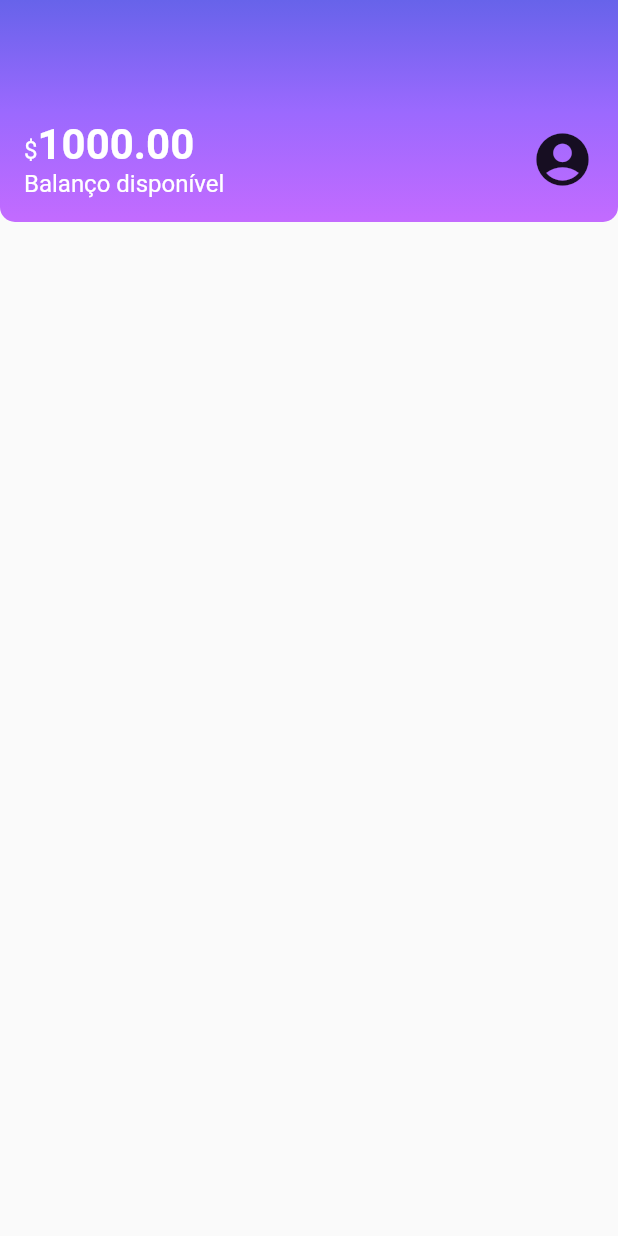
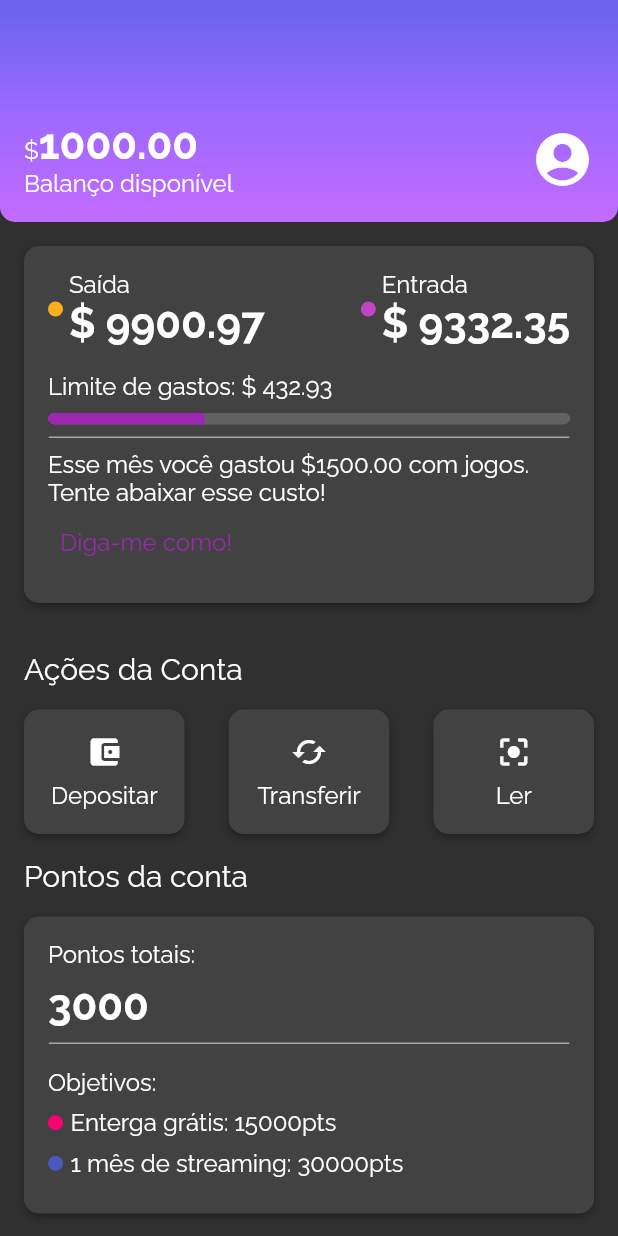
Before and after one commit to rodrigocolozio/flutterDesignScreen, a Flutter app: the screen it shows after launch, on a phone screen of 412 x 824 dp. Run offline on Flutter 3.47's test engine with Material 2 defaults, Android fonts, the phone set to English and light mode, and no system bars; Roboto replaces fonts that are missing (Roleway).

Commit message:
Finalizando a pagina inicial do app

```diff
--- /dev/null
+++ b/lib/components/box_card.dart
@@ -0,0 +1,19 @@
+import 'package:flutter/material.dart';
+
+class BoxCard extends StatelessWidget {
+  final Widget boxContent;
+
+  const BoxCard({super.key, required this.boxContent});
+
+  @override
+  Widget build(BuildContext context) {
+    return Ink(
+      padding: const EdgeInsets.all(16),
+      decoration: BoxDecoration(
+          boxShadow: kElevationToShadow[3],
+          borderRadius: BorderRadius.circular(10),
+          color: Theme.of(context).cardColor),
+      child: boxContent,
+    );
+  }
+}
--- /dev/null
+++ b/lib/components/color_dot.dart
@@ -0,0 +1,18 @@
+import 'package:flutter/material.dart';
+
+class ColorDot extends StatelessWidget {
+  final Color? color;
+  const ColorDot({Key? key, required this.color}) : super(key: key);
+
+  @override
+  Widget build(BuildContext context) {
+    return Container(
+      width: 10,
+      height: 10,
+      decoration: BoxDecoration(
+        color: color,
+        borderRadius: BorderRadius.circular(10),
+      ),
+    );
+  }
+}
--- /dev/null
+++ b/lib/components/content_division.dart
@@ -0,0 +1,16 @@
+import 'package:alubank/themes/theme_colors.dart';
+import 'package:flutter/material.dart';
+
+class ContentDivision extends StatelessWidget {
+  const ContentDivision({Key? key}) : super(key: key);
+
+  @override
+  Widget build(BuildContext context) {
+    return Container(
+      height: 1,
+      decoration: BoxDecoration(
+        border: Border.all(color: ThemeColors.division),
+      ),
+    );
+  }
+}
--- /dev/null
+++ b/lib/components/sections/account_actions.dart
@@ -0,0 +1,77 @@
+import 'package:alubank/components/box_card.dart';
+import 'package:flutter/material.dart';
+
+class AccountActions extends StatelessWidget {
+  const AccountActions({Key? key}) : super(key: key);
+
+  @override
+  Widget build(BuildContext context) {
+    return Padding(
+      padding: const EdgeInsets.all(16),
+      child: Column(
+        crossAxisAlignment: CrossAxisAlignment.start,
+        children: [
+          // acoes da conta
+          Padding(
+            padding: const EdgeInsets.only(bottom: 16.0),
+            child: Text(
+              'Ações da Conta',
+              style: Theme.of(context).textTheme.titleMedium,
+            ),
+          ),
+          // cards actions row
+          Row(
+            mainAxisAlignment: MainAxisAlignment.spaceBetween,
+            children: [
+              InkWell(
+                onTap: () {},
+                child: BoxCard(
+                    boxContent: _AccountActionsContent(
+                        icon: Icon(Icons.account_balance_wallet),
+                        text: 'Depositar')),
+              ),
+              InkWell(
+                onTap: () {},
+                child: BoxCard(
+                    boxContent: _AccountActionsContent(
+                        icon: Icon(Icons.cached), text: 'Transferir')),
+              ),
+              InkWell(
+                onTap: () {},
+                child: BoxCard(
+                    boxContent: _AccountActionsContent(
+                        icon: Icon(Icons.center_focus_strong), text: 'Ler')),
+              )
+            ],
+          ),
+        ],
+      ),
+    );
+  }
+}
+
+class _AccountActionsContent extends StatelessWidget {
+  final Icon icon;
+  final String text;
+
+  const _AccountActionsContent(
+      {Key? key, required this.icon, required this.text})
+      : super(key: key);
+
+  @override
+  Widget build(BuildContext context) {
+    return Container(
+      width: 75,
+      child: Column(
+        crossAxisAlignment: CrossAxisAlignment.center,
+        children: [
+          Padding(
+            padding: const EdgeInsets.only(bottom: 8.0),
+            child: icon,
+          ),
+          Text(text),
+        ],
+      ),
+    );
+  }
+}
--- /dev/null
+++ b/lib/components/sections/account_points.dart
@@ -0,0 +1,88 @@
+import 'package:alubank/components/box_card.dart';
+import 'package:alubank/components/color_dot.dart';
+import 'package:alubank/components/content_division.dart';
+import 'package:alubank/themes/my_theme.dart';
+import 'package:alubank/themes/theme_colors.dart';
+import 'package:flutter/material.dart';
+
+class AccountPoints extends StatelessWidget {
+  const AccountPoints({Key? key}) : super(key: key);
+
+  @override
+  Widget build(BuildContext context) {
+    return Padding(
+      padding: const EdgeInsets.only(left: 16.0, right: 16.0),
+      child: Column(
+        crossAxisAlignment: CrossAxisAlignment.start,
+        children: [
+          Padding(
+            padding: const EdgeInsets.only(bottom: 16.0),
+            child: Text(
+              'Pontos da conta',
+              style: Theme.of(context).textTheme.titleMedium,
+            ),
+          ),
+          BoxCard(boxContent: _AccountPointsContent())
+        ],
+      ),
+    );
+  }
+}
+
+class _AccountPointsContent extends StatelessWidget {
+  const _AccountPointsContent({Key? key}) : super(key: key);
+
+  @override
+  Widget build(BuildContext context) {
+    return Column(
+      crossAxisAlignment: CrossAxisAlignment.start,
+      children: [
+        Padding(
+          padding: const EdgeInsets.only(bottom: 8.0),
+          child: Text('Pontos totais:'),
+        ),
+        Padding(
+          padding: const EdgeInsets.only(bottom: 8.0),
+          child: Text(
+            '3000',
+            style: Theme.of(context).textTheme.bodyLarge,
+          ),
+        ),
+        Padding(
+          padding: const EdgeInsets.only(bottom: 8.0),
+          child: ContentDivision(),
+        ),
+        Padding(
+          padding: const EdgeInsets.only(top: 8.0, bottom: 8.0),
+          child: Text('Objetivos:'),
+        ),
+        Padding(
+          padding: const EdgeInsets.only(bottom: 8.0),
+          child: Row(
+            children: [
+              Padding(
+                padding: const EdgeInsets.only(right: 5.0),
+                child: ColorDot(
+                  color: ThemeColors.recentActivity['15kpoints'],
+                ),
+              ),
+              Text('Enterga grátis: 15000pts'),
+            ],
+          ),
+        ),
+        Padding(
+          padding: const EdgeInsets.only(bottom: 8.0),
+          child: Row(
+            children: [
+              Padding(
+                padding: const EdgeInsets.only(right: 5.0),
+                child: ColorDot(color: ThemeColors.recentActivity['30kpoints']),
+              ),
+              Text('1 mês de streaming: 30000pts')
+            ],
+          ),
+        ),
+      ],
+    );
+  }
+}
--- a/lib/components/sections/header.dart
+++ b/lib/components/sections/header.dart
@@ -1,3 +1,4 @@
+import 'package:alubank/themes/theme_colors.dart';
 import 'package:flutter/material.dart';
 
 class Header extends StatelessWidget {
@@ -8,13 +9,10 @@ class Header extends StatelessWidget {
     return Container(
       decoration: BoxDecoration(
           gradient: LinearGradient(
-              begin: Alignment.topCenter,
-              end: Alignment.bottomCenter,
-              colors: [
-                Color.fromRGBO(103, 99, 234, 1.0),
-                Color.fromRGBO(155, 105, 254, 1.0),
-                Color.fromRGBO(195, 107, 255, 1.0)
-              ]),
+            begin: Alignment.topCenter,
+            end: Alignment.bottomCenter,
+            colors: ThemeColors.headerGradient,
+          ),
           borderRadius: BorderRadius.vertical(bottom: Radius.circular(10))),
       child: Padding(
         padding: const EdgeInsets.fromLTRB(16, 80.0, 16, 16),
@@ -27,34 +25,21 @@ class Header extends StatelessWidget {
                 Text.rich(
                   TextSpan(
                     text: '\$',
-                    style: TextStyle(
-                      color: Colors.white,
-                      fontSize: 16,
-                    ),
                     children: [
                       TextSpan(
                         text: '1000.00',
-                        style: TextStyle(
-                            color: Colors.white,
-                            fontSize: 28,
-                            fontFamily: 'Roleway',
-                            fontWeight: FontWeight.w700),
+                        style: Theme.of(context).textTheme.bodyLarge,
                       ),
                     ],
                   ),
                 ),
-                Text('Balanço disponível',
-                    style: TextStyle(
-                      color: Colors.white,
-                      fontSize: 16,
-                      fontFamily: 'Raleway',
-                      fontWeight: FontWeight.w400,
-                    )),
+                Text('Balanço disponível'),
               ],
             ),
             Icon(
               Icons.account_circle,
               size: 42,
+              color: Colors.white,
             )
           ],
         ),
--- /dev/null
+++ b/lib/components/sections/recent_activity.dart
@@ -0,0 +1,103 @@
+import 'package:alubank/components/box_card.dart';
+import 'package:alubank/components/color_dot.dart';
+import 'package:alubank/components/content_division.dart';
+import 'package:alubank/themes/theme_colors.dart';
+import 'package:flutter/material.dart';
+
+class RecentActivity extends StatelessWidget {
+  const RecentActivity({Key? key}) : super(key: key);
+
+  @override
+  Widget build(BuildContext context) {
+    return Padding(
+      padding: EdgeInsets.all(16),
+      child: BoxCard(boxContent: _RecentActivityContent()),
+    );
+  }
+}
+
+class _RecentActivityContent extends StatelessWidget {
+  const _RecentActivityContent({super.key});
+
+  @override
+  Widget build(BuildContext context) {
+    return Column(
+      crossAxisAlignment: CrossAxisAlignment.start,
+      children: [
+        Row(
+          mainAxisAlignment: MainAxisAlignment.spaceBetween,
+          children: [
+            Row(
+              children: [
+                Padding(
+                  padding: const EdgeInsets.only(right: 4.0),
+                  child: ColorDot(color: ThemeColors.recentActivity['spent']),
+                ),
+                Column(
+                  crossAxisAlignment: CrossAxisAlignment.start,
+                  children: [
+                    Text('Saída'),
+                    Text(
+                      '\$ 9900.97',
+                      style: Theme.of(context).textTheme.bodyLarge,
+                    )
+                  ],
+                )
+              ],
+            ),
+            // atualizando a entrada
+
+            Row(
+              children: [
+                Row(
+                  children: [
+                    Padding(
+                      padding: const EdgeInsets.only(right: 4.0),
+                      child:
+                          ColorDot(color: ThemeColors.recentActivity['income']),
+                    ),
+                    Column(
+                      crossAxisAlignment: CrossAxisAlignment.start,
+                      children: [
+                        Text('Entrada'),
+                        Text(
+                          '\$ 9332.35',
+                          style: Theme.of(context).textTheme.bodyLarge,
+                        )
+                      ],
+                    )
+                  ],
+                )
+              ],
+            ),
+          ],
+        ),
+        Padding(
+          padding: const EdgeInsets.only(top: 16.0, bottom: 8.0),
+          child: Text('Limite de gastos: \$ 432.93'),
+        ),
+        Container(
+          clipBehavior: Clip.hardEdge,
+          decoration: BoxDecoration(
+            borderRadius: BorderRadius.circular(5),
+          ),
+          child: LinearProgressIndicator(
+            value: 0.3,
+            minHeight: 8,
+          ),
+        ),
+        Padding(
+          padding: const EdgeInsets.only(top: 8.0, bottom: 8),
+          child: ContentDivision(),
+        ),
+        Text(
+            'Esse mês você gastou \$1500.00 com jogos. Tente abaixar esse custo!'),
+        TextButton(
+          onPressed: () {},
+          child: Text('Diga-me como!',
+              style: TextStyle(fontSize: 16, color: ThemeColors.primaryColor)),
+        )
+      ],
+    );
+  }
+}
--- a/lib/main.dart
+++ b/lib/main.dart
@@ -1,4 +1,5 @@
 import 'package:alubank/screens/home.dart';
+import 'package:alubank/themes/my_theme.dart';
 import 'package:flutter/material.dart';
 
 void main() {
@@ -12,6 +13,7 @@ class Alubank extends StatelessWidget {
   Widget build(BuildContext context) {
     return MaterialApp(
       debugShowCheckedModeBanner: false,
+      theme: MyTheme,
       title: 'Alubank',
       home: Home(),
     );
--- a/lib/screens/home.dart
+++ b/lib/screens/home.dart
@@ -1,4 +1,11 @@
+import 'package:alubank/components/box_card.dart';
+import 'package:alubank/components/color_dot.dart';
+import 'package:alubank/components/content_division.dart';
+import 'package:alubank/components/sections/account_actions.dart';
+import 'package:alubank/components/sections/account_points.dart';
 import 'package:alubank/components/sections/header.dart';
+import 'package:alubank/components/sections/recent_activity.dart';
+import 'package:alubank/themes/theme_colors.dart';
 import 'package:flutter/material.dart';
 
 class Home extends StatelessWidget {
@@ -10,6 +17,9 @@ class Home extends StatelessWidget {
       body: Column(
         children: [
           Header(),
+          RecentActivity(),
+          AccountActions(),
+          AccountPoints(),
         ],
       ),
     );
--- /dev/null
+++ b/lib/themes/my_theme.dart
@@ -0,0 +1,14 @@
+import 'package:alubank/themes/theme_colors.dart';
+import 'package:flutter/material.dart';
+
+ThemeData MyTheme = ThemeData(
+  primarySwatch: ThemeColors.primaryColor,
+  primaryColor: ThemeColors.primaryColor,
+  brightness: Brightness.dark,
+  fontFamily: 'Raleway',
+  textTheme: const TextTheme(
+    bodyMedium: TextStyle(fontSize: 16),
+    bodyLarge: TextStyle(fontSize: 28, fontWeight: FontWeight.w700),
+    titleMedium: TextStyle(fontSize: 20, fontWeight: FontWeight.normal),
+  ),
+);
--- /dev/null
+++ b/lib/themes/theme_colors.dart
@@ -0,0 +1,19 @@
+import 'package:flutter/material.dart';
+
+class ThemeColors {
+  static const MaterialColor primaryColor = Colors.purple;
+  static const List<Color> headerGradient = [
+    Color.fromRGBO(103, 99, 234, 1.0),
+    Color.fromRGBO(155, 105, 254, 1.0),
+    Color.fromRGBO(195, 107, 255, 1.0),
+  ];
+
+  static const recentActivity = {
+    'spent': Color.fromRGBO(255, 175, 29, 1.0),
+    'income': Color.fromRGBO(191, 69, 198, 1.0),
+    '15kpoints': Color.fromRGBO(250, 0, 112, 1),
+    '30kpoints': Color.fromRGBO(75, 89, 191, 1)
+  };
+
+  static const division = Color.fromRGBO(166, 166, 166, 1.0);
+}
```
Also changed, not shown: pubspec.yaml (+7 -0 lines), fonts/Raleway-Bold.ttf (added), fonts/Raleway-Regular.ttf (added).
